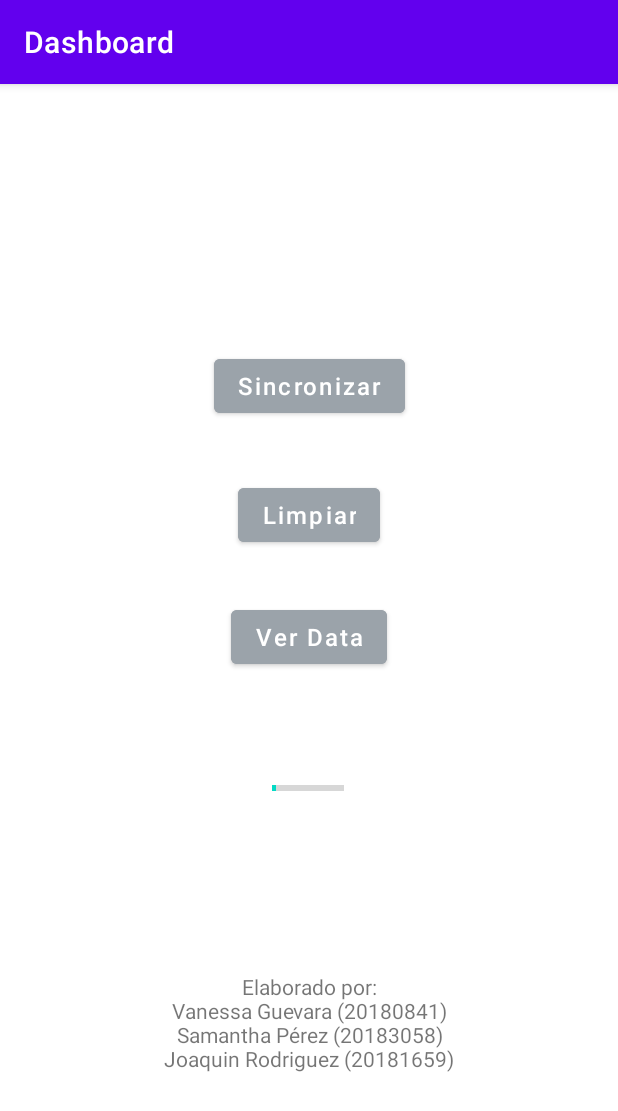
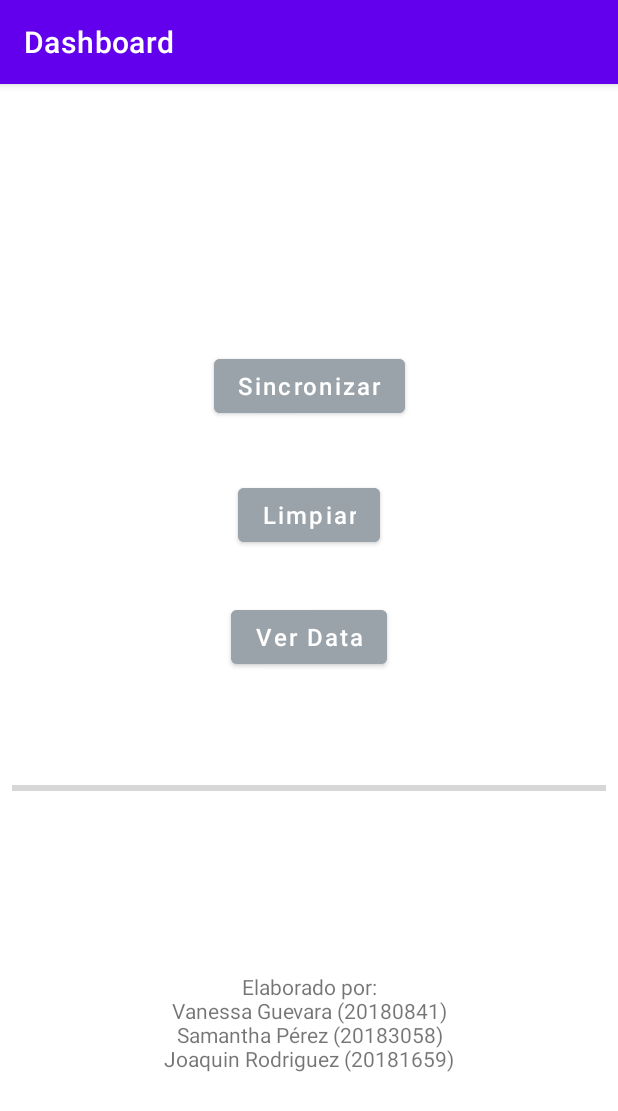
Before and after one commit to saamnd/EC3_PM, an Android app: the screen it shows after launch (MainActivity), on a phone screen of 412 x 824 dp. Shown: the top 1111 px of the screen. Run offline under Robolectric (Android 15) with nearby library versions, the phone set to English and light mode, and no system bars.

```diff
--- a/app/src/main/java/pe/edu/ulima/pm/ec/fragments/MainFragment.kt
+++ b/app/src/main/java/pe/edu/ulima/pm/ec/fragments/MainFragment.kt
@@ -2,11 +2,13 @@ package pe.edu.ulima.pm.ec.fragments
 
 import android.app.Person
 import android.content.Context
+import android.os.Build
 import android.os.Bundle
 import android.util.Log
 import android.view.*
 import android.widget.Button
 import android.widget.ProgressBar
+import androidx.annotation.RequiresApi
 import androidx.fragment.app.Fragment
 import androidx.recyclerview.widget.RecyclerView
 import pe.edu.ulima.pm.ec.models.GestorPersona
@@ -38,6 +40,7 @@ class MainFragment: Fragment() {
         return inflater.inflate(R.layout.fragment_main, container, false)
     }
 
+    @RequiresApi(Build.VERSION_CODES.N)
     override fun onViewCreated(view: View, savedInstanceState: Bundle?) {
         super.onViewCreated(view, savedInstanceState)
 
@@ -56,6 +59,7 @@ class MainFragment: Fragment() {
             SincronizarData()
         }
     }
+    @RequiresApi(Build.VERSION_CODES.N)
     private fun SincronizarData(){
         //ObtenerListaPersonas
 
@@ -65,9 +69,8 @@ class MainFragment: Fragment() {
             pBar?.incrementProgressBy(1)
             var lista:List<String> = mutableListOf()
             lista= withContext(Dispatchers.IO){
-                GestorPersona().obtenerListaPersonasCorutina()
+                GestorPersona().obtenerListaPersonasCorutina(pBar)
                 lista
-                GestorPersona().obtenerListaPersonasCorutina(pBar)
                 }
         //Guardar Lista
             GestorPersona().guardarListaPersonasRoom(
--- a/app/src/main/res/layout/fragment_main.xml
+++ b/app/src/main/res/layout/fragment_main.xml
@@ -1,9 +1,9 @@
 <?xml version="1.0" encoding="utf-8"?>
 <androidx.constraintlayout.widget.ConstraintLayout xmlns:android="http://schemas.android.com/apk/res/android"
+    xmlns:app="http://schemas.android.com/apk/res-auto"
     xmlns:tools="http://schemas.android.com/tools"
     android:layout_width="match_parent"
-    android:layout_height="match_parent"
-    xmlns:app="http://schemas.android.com/apk/res-auto">
+    android:layout_height="match_parent">
 
     <Button
         android:id="@+id/butLimpiar"
@@ -64,16 +64,17 @@
     <ProgressBar
         android:id="@+id/progressBar"
         style="?android:attr/progressBarStyleHorizontal"
-        android:layout_width="wrap_content"
+        android:layout_width="0dp"
         android:layout_height="wrap_content"
+        android:layout_marginStart="8dp"
+        android:layout_marginEnd="8dp"
+        android:progress="0"
         app:layout_constraintBottom_toTopOf="@+id/textView2"
         app:layout_constraintEnd_toEndOf="parent"
         app:layout_constraintHorizontal_bias="0.498"
         app:layout_constraintStart_toStartOf="parent"
         app:layout_constraintTop_toBottomOf="@+id/butData"
-        app:layout_constraintVertical_bias="0.375"
-        android:progress="5"
-        />
+        app:layout_constraintVertical_bias="0.375" />
 
 
 </androidx.constraintlayout.widget.ConstraintLayout>
```
Also changed, not shown: app/src/main/java/pe/edu/ulima/pm/ec/models/GestorPersona.kt (+13 -6 lines).
